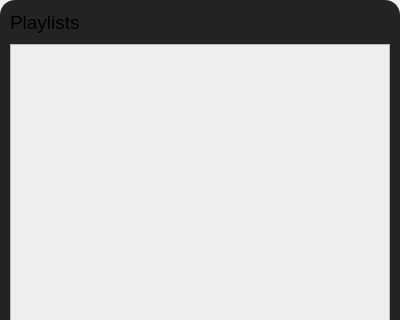
Old version of the form src/frontend/queue.ui in the repository MilanJzo/eda-mp3; both pictures show x 0 to 400 and y 0 to 320 of the 400 by 476 pixel window.
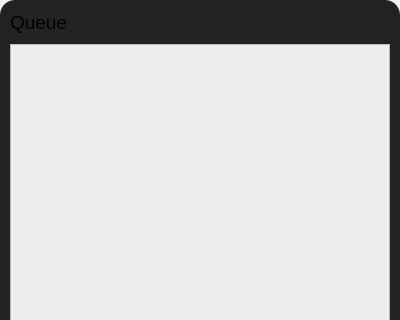
New version of the form. Icons and pictures are not drawn.

Commit message: updated queue ui title

What changed in the file:
```diff
--- a/src/frontend/queue.ui
+++ b/src/frontend/queue.ui
@@ -71,7 +71,7 @@
            </font>
           </property>
           <property name="text">
-           <string>Playlists</string>
+           <string>Queue</string>
           </property>
          </widget>
         </item>
```
